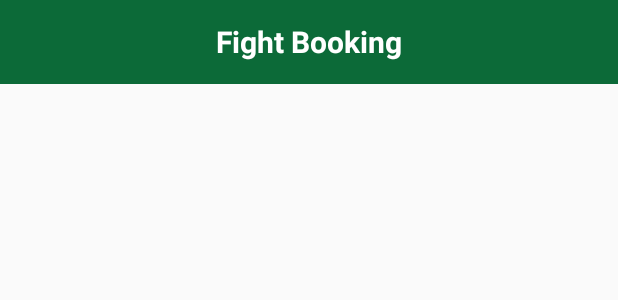
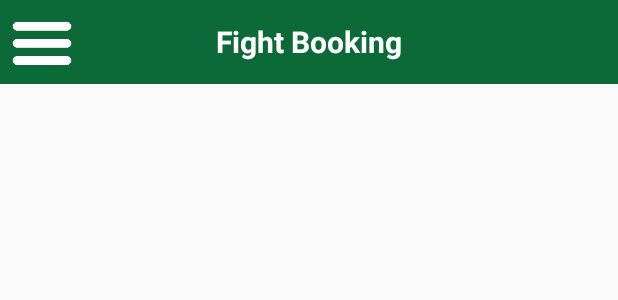
Before and after one commit to codeworxzw/FightBooking, an Android app: the layout layout_home_activity.xml on its own in the app's theme, with its tools: preview values and no code run, on a phone screen of 412 x 824 dp. Shown: the top 300 px of the screen. Run offline under Robolectric (Android 15) with nearby library versions, the phone set to English and light mode, and no system bars.

Commit message:
Home Action bar + menu icon

```diff
--- /dev/null
+++ b/app/src/main/res/layout/layout_actionbar_home_activity.xml
@@ -0,0 +1,23 @@
+<?xml version="1.0" encoding="utf-8"?>
+<RelativeLayout xmlns:android="http://schemas.android.com/apk/res/android"
+    android:layout_width="match_parent"
+    android:layout_height="?android:attr/actionBarSize"
+    android:background="@color/colorPrimary">
+
+    <TextView
+        android:id="@+id/txtTitle"
+        android:layout_width="wrap_content"
+        android:layout_height="wrap_content"
+        android:layout_centerInParent="true"
+        android:text="@string/app_name"
+        android:textColor="#ffffff"
+        android:textSize="20dp"
+        android:textStyle="bold" />
+
+    <ImageView
+        android:id="@+id/imgMenu"
+        android:layout_width="?android:attr/actionBarSize"
+        android:layout_height="?android:attr/actionBarSize"
+        android:src="@drawable/ic_menu" />
+
+</RelativeLayout>
--- a/app/src/main/res/layout/layout_home_activity.xml
+++ b/app/src/main/res/layout/layout_home_activity.xml
@@ -11,5 +11,5 @@
 
     <include
         android:id="@+id/actionbar"
-        layout="@layout/layout_actionbar_normal" />
+        layout="@layout/layout_actionbar_home_activity" />
 </RelativeLayout>
```
Also changed, not shown: app/src/main/java/com/ebksoft/fightbooking/HomeActivity.java (+16 -2 lines), app/src/main/res/drawable/ic_menu.png (added).
